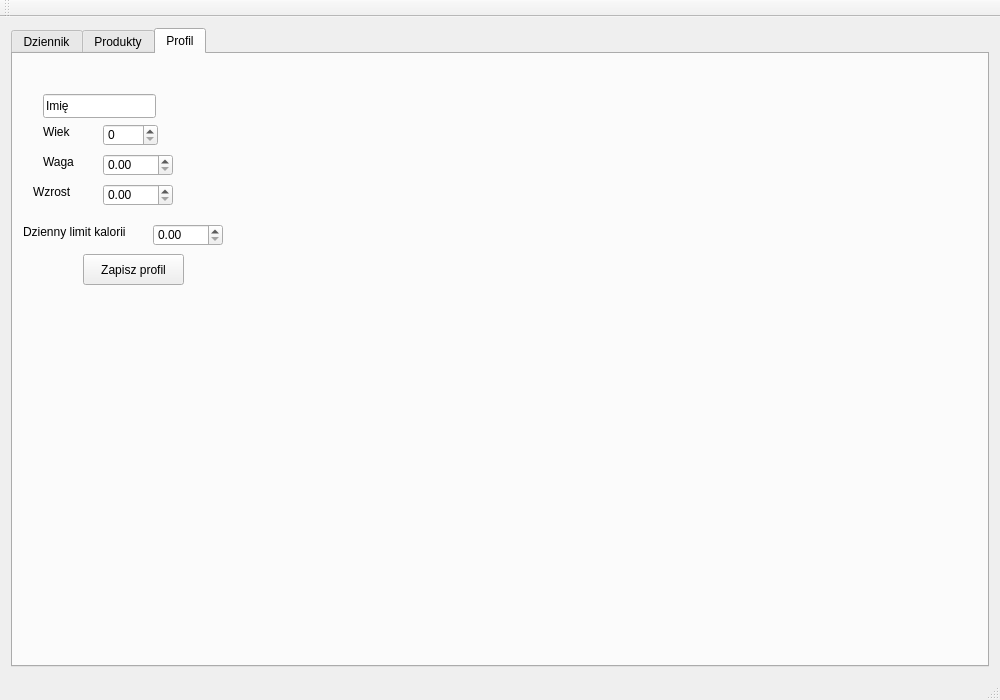
First picture: the form in trackbite/mainwindow.ui, repository lvvndlord/trackbite, before the edit.
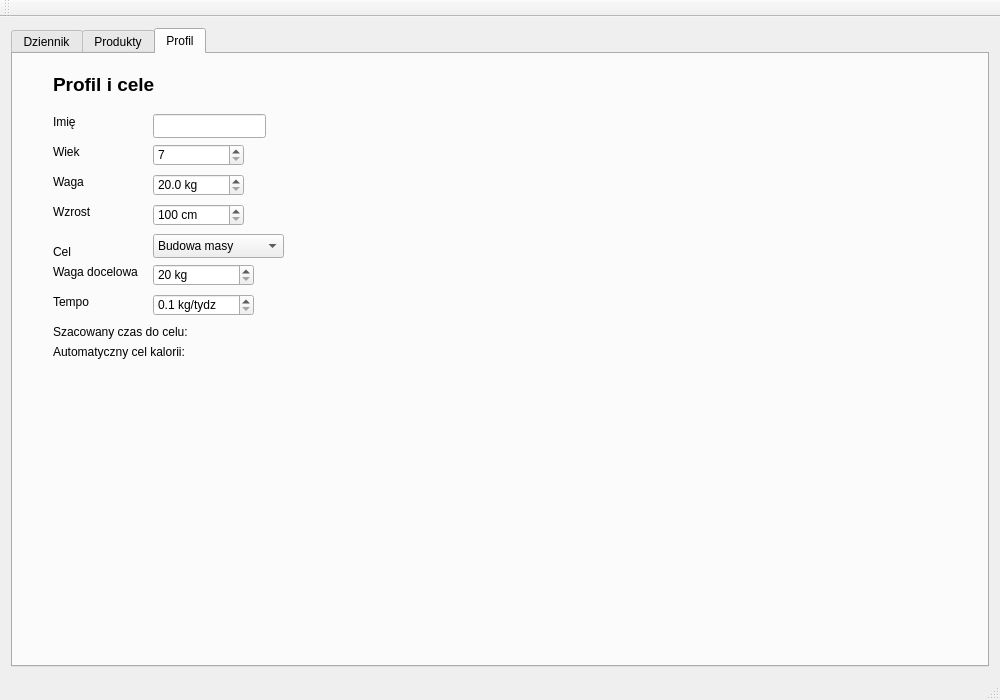
Second picture: the form after the edit. The open tabs and pages were chosen to show the change.

Diff of the .ui file:
```diff
--- a/trackbite/mainwindow.ui
+++ b/trackbite/mainwindow.ui
@@ -1155,31 +1155,34 @@
        <widget class="QLineEdit" name="lineEditImie">
         <property name="geometry">
          <rect>
-          <x>30</x>
-          <y>40</y>
+										<x>140</x>
+										<y>60</y>
           <width>113</width>
           <height>24</height>
          </rect>
         </property>
         <property name="text">
-         <string>Imię</string>
+									<string/>
         </property>
        </widget>
        <widget class="QSpinBox" name="spinWiek">
         <property name="geometry">
          <rect>
-          <x>90</x>
-          <y>70</y>
-          <width>55</width>
+										<x>140</x>
+										<y>90</y>
+										<width>91</width>
           <height>22</height>
          </rect>
         </property>
+								<property name="minimum">
+									<number>7</number>
+								</property>
        </widget>
        <widget class="QLabel" name="labelWiek">
         <property name="geometry">
          <rect>
-          <x>30</x>
-          <y>70</y>
+										<x>40</x>
+										<y>90</y>
           <width>49</width>
           <height>16</height>
          </rect>
@@ -1191,18 +1194,30 @@
        <widget class="QDoubleSpinBox" name="doubleSpinWaga">
         <property name="geometry">
          <rect>
-          <x>90</x>
-          <y>100</y>
-          <width>70</width>
+										<x>140</x>
+										<y>120</y>
+										<width>91</width>
           <height>22</height>
          </rect>
         </property>
+								<property name="suffix">
+									<string> kg</string>
+								</property>
+								<property name="decimals">
+									<number>1</number>
+								</property>
+								<property name="minimum">
+									<double>20.000000000000000</double>
+								</property>
+								<property name="maximum">
+									<double>300.000000000000000</double>
+								</property>
        </widget>
        <widget class="QLabel" name="labelWaga">
         <property name="geometry">
          <rect>
-          <x>30</x>
-          <y>100</y>
+										<x>40</x>
+										<y>120</y>
           <width>49</width>
           <height>16</height>
          </rect>
@@ -1214,18 +1229,30 @@
        <widget class="QDoubleSpinBox" name="doubleSpinWzrost">
         <property name="geometry">
          <rect>
-          <x>90</x>
-          <y>130</y>
-          <width>70</width>
+										<x>140</x>
+										<y>150</y>
+										<width>91</width>
           <height>22</height>
          </rect>
         </property>
+								<property name="suffix">
+									<string> cm</string>
+								</property>
+								<property name="decimals">
+									<number>0</number>
+								</property>
+								<property name="minimum">
+									<double>100.000000000000000</double>
+								</property>
+								<property name="maximum">
+									<double>250.000000000000000</double>
+								</property>
        </widget>
        <widget class="QLabel" name="labelWzrost">
         <property name="geometry">
          <rect>
-          <x>20</x>
-          <y>130</y>
+										<x>40</x>
+										<y>150</y>
           <width>49</width>
           <height>16</height>
          </rect>
@@ -1234,42 +1261,189 @@
          <string>Wzrost</string>
         </property>
        </widget>
-       <widget class="QDoubleSpinBox" name="doubleSpinLimitKalorii">
+							<widget class="QComboBox" name="comboBoxCel">
         <property name="geometry">
          <rect>
           <x>140</x>
-          <y>170</y>
-          <width>70</width>
+										<y>180</y>
+										<width>131</width>
+										<height>24</height>
+									</rect>
+								</property>
+								<item>
+									<property name="text">
+										<string>Budowa masy</string>
+									</property>
+								</item>
+								<item>
+									<property name="text">
+										<string>Utrata masy</string>
+									</property>
+								</item>
+								<item>
+									<property name="text">
+										<string>Utrzymanie masy</string>
+									</property>
+								</item>
+							</widget>
+							<widget class="QDoubleSpinBox" name="doubleSpinBoxDocelowa">
+								<property name="geometry">
+									<rect>
+										<x>140</x>
+										<y>210</y>
+										<width>101</width>
           <height>22</height>
          </rect>
         </property>
-       </widget>
-       <widget class="QLabel" name="labelLimitKalorii">
+								<property name="suffix">
+									<string> kg</string>
+								</property>
+								<property name="decimals">
+									<number>0</number>
+								</property>
+								<property name="minimum">
+									<double>20.000000000000000</double>
+								</property>
+								<property name="maximum">
+									<double>300.000000000000000</double>
+								</property>
+							</widget>
+							<widget class="QDoubleSpinBox" name="doubleSpinBoxTempo">
         <property name="geometry">
          <rect>
-          <x>10</x>
-          <y>170</y>
-          <width>121</width>
+										<x>140</x>
+										<y>240</y>
+										<width>101</width>
+										<height>22</height>
+									</rect>
+								</property>
+								<property name="suffix">
+									<string> kg/tydz</string>
+								</property>
+								<property name="decimals">
+									<number>1</number>
+								</property>
+								<property name="minimum">
+									<double>0.100000000000000</double>
+								</property>
+								<property name="maximum">
+									<double>1.500000000000000</double>
+								</property>
+							</widget>
+							<widget class="QLabel" name="label">
+								<property name="geometry">
+									<rect>
+										<x>40</x>
+										<y>190</y>
+										<width>49</width>
           <height>16</height>
          </rect>
         </property>
         <property name="text">
-         <string>Dzienny limit kalorii</string>
-        </property>
-       </widget>
-       <widget class="QPushButton" name="buttonZapiszProfil">
+									<string>Cel</string>
+								</property>
+							</widget>
+							<widget class="QLabel" name="label_2">
         <property name="geometry">
          <rect>
-          <x>70</x>
-          <y>200</y>
-          <width>101</width>
-          <height>31</height>
+										<x>40</x>
+										<y>210</y>
+										<width>91</width>
+										<height>16</height>
          </rect>
         </property>
         <property name="text">
-         <string>Zapisz profil</string>
-        </property>
-       </widget>
+									<string>Waga docelowa</string>
+								</property>
+							</widget>
+							<widget class="QLabel" name="label_3">
+								<property name="geometry">
+									<rect>
+										<x>40</x>
+										<y>20</y>
+										<width>131</width>
+										<height>21</height>
+									</rect>
+								</property>
+								<property name="font">
+									<font>
+										<pointsize>14</pointsize>
+										<bold>true</bold>
+									</font>
+								</property>
+								<property name="text">
+									<string>Profil i cele</string>
+								</property>
+							</widget>
+							<widget class="QLabel" name="labelWiek_2">
+								<property name="geometry">
+									<rect>
+										<x>40</x>
+										<y>60</y>
+										<width>31</width>
+										<height>16</height>
+									</rect>
+								</property>
+								<property name="text">
+									<string>Imię</string>
+								</property>
+							</widget>
+							<widget class="QLabel" name="label_4">
+								<property name="geometry">
+									<rect>
+										<x>40</x>
+										<y>240</y>
+										<width>49</width>
+										<height>16</height>
+									</rect>
+								</property>
+								<property name="text">
+									<string>Tempo</string>
+								</property>
+							</widget>
+							<widget class="QLabel" name="label_5">
+								<property name="geometry">
+									<rect>
+										<x>40</x>
+										<y>270</y>
+										<width>591</width>
+										<height>16</height>
+									</rect>
+								</property>
+								<property name="text">
+									<string>Szacowany czas do celu: </string>
+								</property>
+							</widget>
+							<widget class="QLabel" name="label_6">
+								<property name="geometry">
+									<rect>
+										<x>40</x>
+										<y>290</y>
+										<width>631</width>
+										<height>16</height>
+									</rect>
+								</property>
+								<property name="text">
+									<string>Automatyczny cel kalorii: </string>
+								</property>
+							</widget>
+							<zorder>doubleSpinWzrost</zorder>
+							<zorder>doubleSpinWaga</zorder>
+							<zorder>lineEditImie</zorder>
+							<zorder>spinWiek</zorder>
+							<zorder>labelWiek</zorder>
+							<zorder>labelWaga</zorder>
+							<zorder>labelWzrost</zorder>
+							<zorder>comboBoxCel</zorder>
+							<zorder>doubleSpinBoxDocelowa</zorder>
+							<zorder>doubleSpinBoxTempo</zorder>
+							<zorder>label</zorder>
+							<zorder>label_2</zorder>
+							<zorder>label_3</zorder>
+							<zorder>labelWiek_2</zorder>
+							<zorder>label_4</zorder>
+							<zorder>label_5</zorder>
+							<zorder>label_6</zorder>
       </widget>
      </widget>
     </item>
```
Left out of the diff: 2 changed lines with no effect on the pictures. Lines whose indentation alone changed are shown as unchanged.
